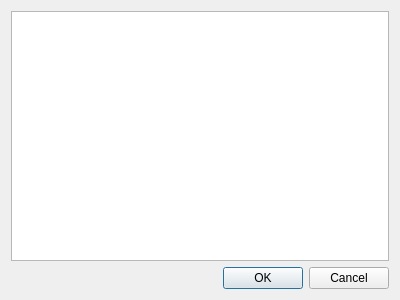
This is printshowdialog.ui in timsterzel/Ultimate-Label as Qt 5 draws it before an edit. The edited form follows.
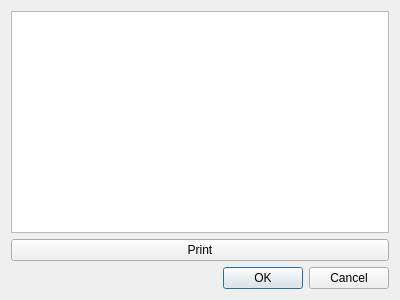
This is the edited form.

```diff
--- a/printshowdialog.ui
+++ b/printshowdialog.ui
@@ -17,6 +17,13 @@
    <item>
     <widget class="QTextEdit" name="textEditHtml"/>
    </item>
+   <item>
+    <widget class="QPushButton" name="pushButton_print">
+     <property name="text">
+      <string>Print</string>
+     </property>
+    </widget>
+   </item>
    <item>
     <widget class="QDialogButtonBox" name="buttonBox">
      <property name="orientation">
```
